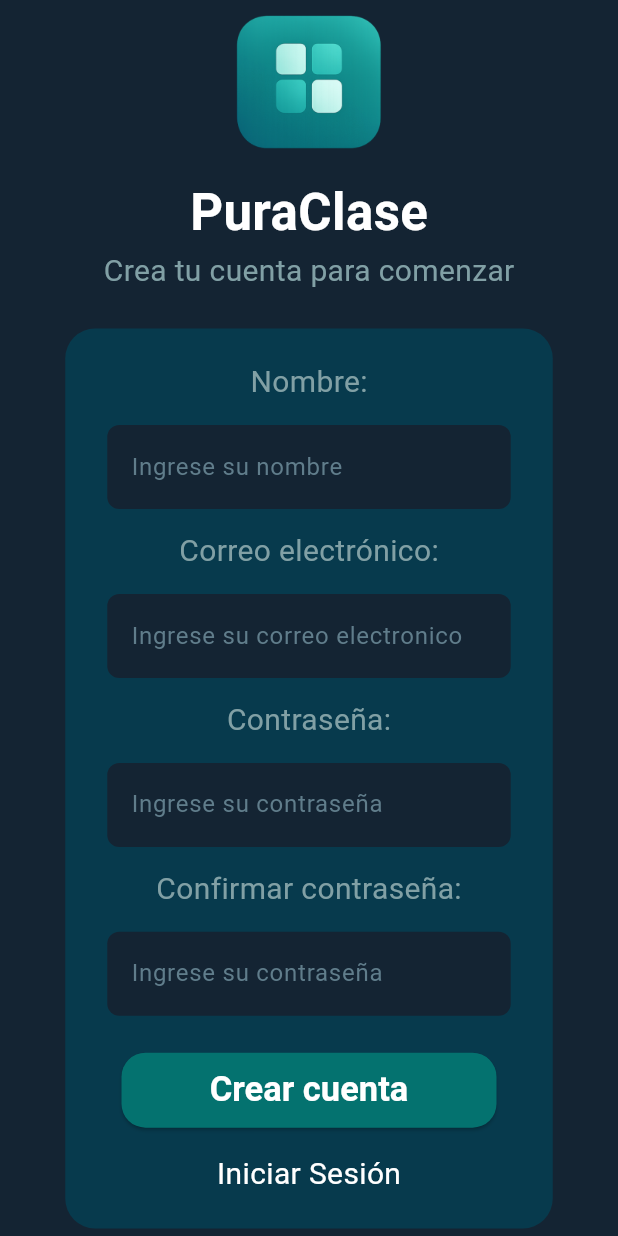
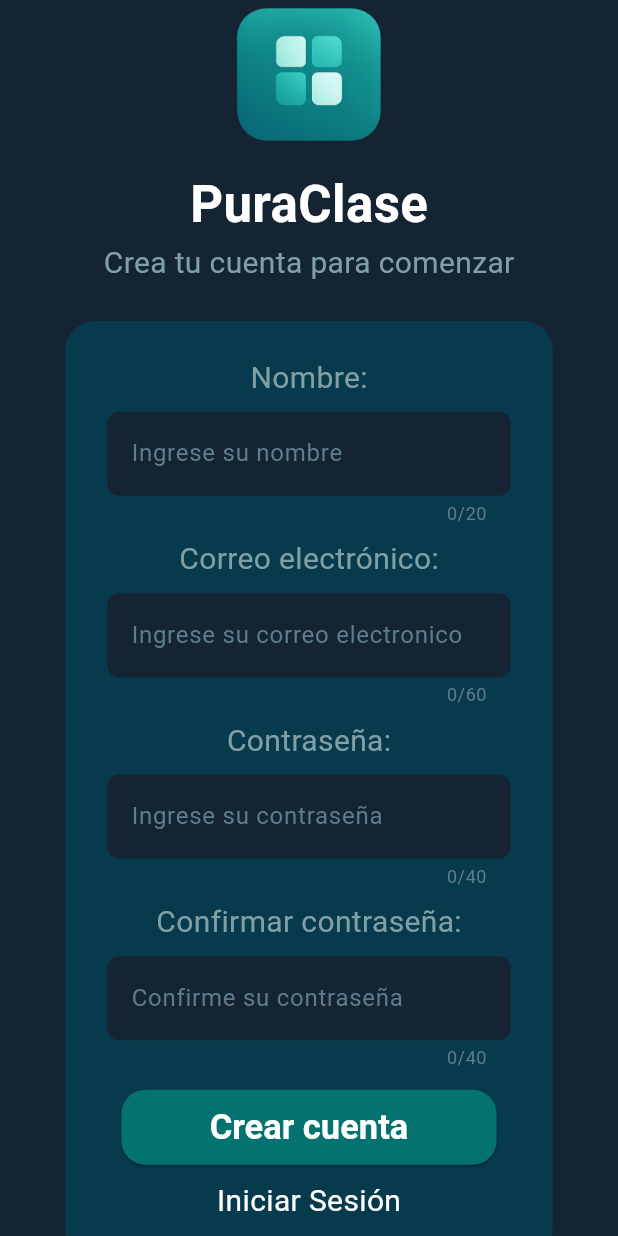
Before and after one commit to DylanOrte/pura_clase, a Flutter app: the screen it shows after launch, on a phone screen of 412 x 824 dp. Run offline on Flutter 3.47's test engine with Material 3 defaults, Android fonts, the light colour scheme and no system bars.

Commit message:
Refactor (inicio de sesion) Añadir mejoras al inicio de sesion

```diff
--- a/lib/componentes/btn_IniciarSesion.dart
+++ b/lib/componentes/btn_IniciarSesion.dart
@@ -2,7 +2,6 @@ import 'dart:convert';
 import 'package:flutter/material.dart';
 import 'package:http/http.dart' as http;
 import 'package:pura_clase/componentes/toast.dart';
-import 'package:pura_clase/pantallas/principal.dart';
 import 'package:pura_clase/pantallas/prueba.dart';
 
 class BtnIniciarsesion extends StatefulWidget {
--- a/lib/componentes/entradaDeTexto_IS.dart
+++ b/lib/componentes/entradaDeTexto_IS.dart
@@ -4,7 +4,8 @@ class EntradaDeTextoIs extends StatefulWidget {
   final String pista;
   final TextEditingController controlador;
   final bool contrasena;
-  EntradaDeTextoIs({super.key, required this.pista, required this.controlador, required this.contrasena});
+  final int caracteresMax;
+  EntradaDeTextoIs({super.key, required this.pista, required this.controlador, required this.contrasena, required this.caracteresMax});
 
   @override
   State<EntradaDeTextoIs> createState() => _EntradaDeTextoIsState();
@@ -18,8 +19,10 @@ class _EntradaDeTextoIsState extends State<EntradaDeTextoIs> {
         obscureText: widget.contrasena,
         controller: widget.controlador,
         cursorColor: Colores.textos2,
+        maxLength: widget.caracteresMax,
         style: TextStyle(color: Colores.textos2),
         decoration: InputDecoration(
+          counterStyle: TextStyle(color: Colores.textos2),
           hintStyle: TextStyle(color: Colores.textos2),
           filled: true,
           fillColor: Colores.fondo,
--- a/lib/main.dart
+++ b/lib/main.dart
@@ -1,7 +1,6 @@
 import 'package:flutter/material.dart';
 import 'package:pura_clase/pantallas/inicio_sesion.dart';
 import 'package:pura_clase/assets/colores.dart';
-import 'package:pura_clase/pantallas/principal.dart';
 void main() {
   runApp(const MainApp());
 }
--- a/lib/pantallas/inicio_sesion.dart
+++ b/lib/pantallas/inicio_sesion.dart
@@ -47,28 +47,27 @@ class _InicioSesionState extends State<InicioSesion> {
           ),
           const SizedBox(height: 24),
           Container(
-            height: 600,
+            height: 625,
             width: 325,
             decoration: BoxDecoration(borderRadius: BorderRadius.circular(20), color: Colores.primario,),
             child: Padding(
               padding: const EdgeInsets.symmetric(horizontal: 20),
               child: Column(
-                mainAxisAlignment: MainAxisAlignment.spaceEvenly,
                 children: [
-                  SizedBox(height: 10),
+                  Spacer(),
                   Texto_Is(texto: "Nombre:"),
-                  EntradaDeTextoIs(pista: "Ingrese su nombre", controlador: controladorNombre, contrasena: false),
+                  EntradaDeTextoIs(pista: "Ingrese su nombre", controlador: controladorNombre, contrasena: false, caracteresMax: 20,),
                   Texto_Is(texto: "Correo electrónico:"),
-                  EntradaDeTextoIs(pista: "Ingrese su correo electronico", controlador: controladorCorreo, contrasena: false),
+                  EntradaDeTextoIs(pista: "Ingrese su correo electronico", controlador: controladorCorreo, contrasena: false, caracteresMax: 60,),
                   Texto_Is(texto: "Contraseña:"),
-                  EntradaDeTextoIs(pista: "Ingrese su contraseña", controlador: controladorContrasena, contrasena: true),
+                  EntradaDeTextoIs(pista: "Ingrese su contraseña", controlador: controladorContrasena, contrasena: true, caracteresMax: 40,),
                   Texto_Is(texto: "Confirmar contraseña:"),
-                  EntradaDeTextoIs(pista: "Ingrese su contraseña", controlador: controladorConfirmarContrasena, contrasena: true),
+                  EntradaDeTextoIs(pista: "Confirme su contraseña", controlador: controladorConfirmarContrasena, contrasena: true,caracteresMax: 40,),
                   SizedBox(height: 5),
                   BtnCrearCuenta(controladorNombre: controladorNombre, controladorCorreo: controladorCorreo, controladorContrasena: controladorContrasena, controladorConfirmarContrasena: controladorConfirmarContrasena),
-                  SizedBox(height: 5),
+                  SizedBox(height: 10),
                   BtnIniciarsesion(controladorNombre: controladorNombre, controladorCorreo: controladorCorreo, controladorContrasena: controladorContrasena, controladorConfirmarContrasena: controladorConfirmarContrasena),
-                  SizedBox(height: 10),
+                  Spacer(),
                 ],
               ),
             ),
```
